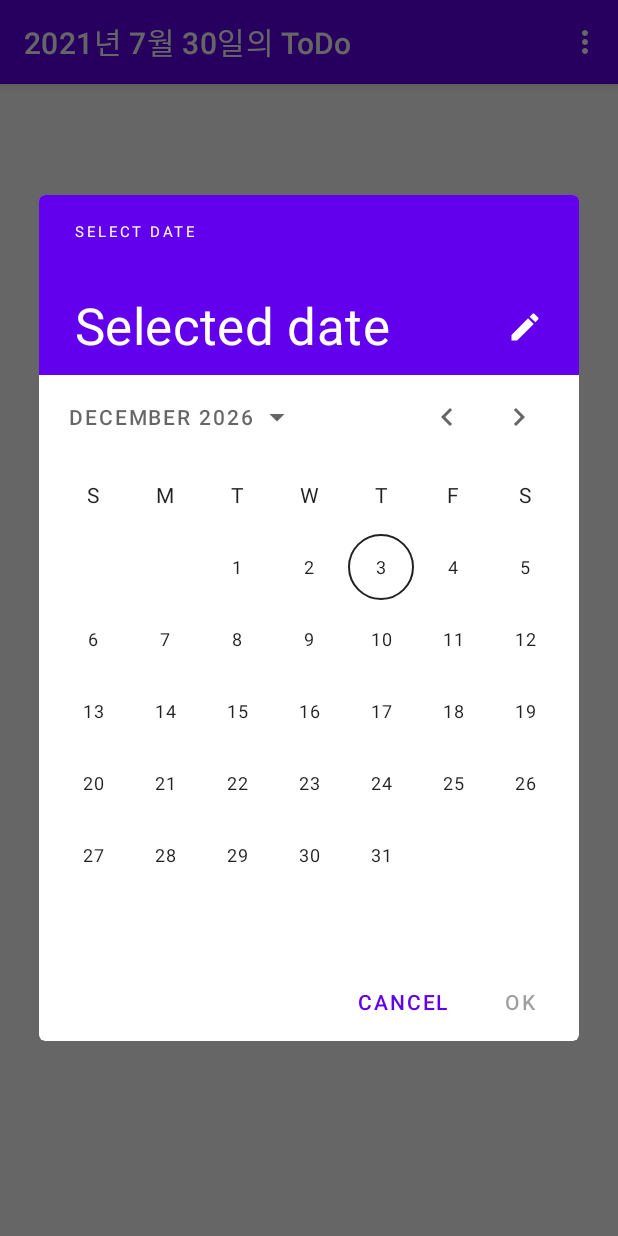
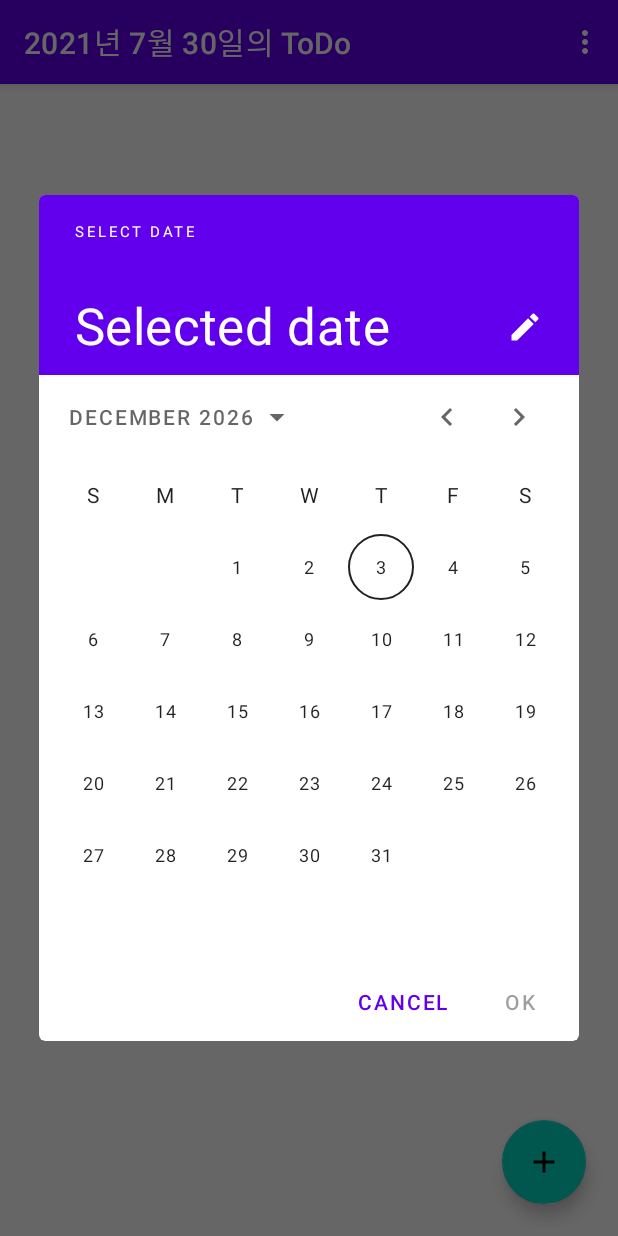
Before and after one commit to eanby00/TODOLIST_TensorFlow, an Android app: the screen it shows after launch (MainActivity), in the options menu, after a tap on "날짜 선택", on a phone screen of 412 x 824 dp. Run offline under Robolectric (Android 15) with nearby library versions, the phone set to English and light mode, and no system bars; our stand-ins replace Room's generated code.

Commit message:
0730 checkpoint

```diff
--- a/app/src/main/java/com/todo/todolist/MainActivity.java
+++ b/app/src/main/java/com/todo/todolist/MainActivity.java
@@ -116,6 +116,6 @@ public class MainActivity extends AppCompatActivity {
         Bundle bundle = new Bundle(1);
         bundle.putString("key", key);
         todoDate.setArguments(bundle);
-        transaction.replace(R.id.frame, todoDate).commit();
+        transaction.replace(R.id.frame, todoDate, "main_data").commit();
     }
 }
--- a/app/src/main/java/com/todo/todolist/frame/ToDoDate.java
+++ b/app/src/main/java/com/todo/todolist/frame/ToDoDate.java
@@ -1,22 +1,29 @@
 package com.todo.todolist.frame;
 
+import android.content.DialogInterface;
 import android.content.Intent;
 import android.os.Bundle;
 import android.view.LayoutInflater;
 import android.view.View;
 import android.view.ViewGroup;
+import android.widget.EditText;
 
 import androidx.annotation.NonNull;
 import androidx.annotation.Nullable;
 import androidx.coordinatorlayout.widget.CoordinatorLayout;
 import androidx.fragment.app.Fragment;
+import androidx.fragment.app.FragmentTransaction;
 import androidx.recyclerview.widget.LinearLayoutManager;
 import androidx.recyclerview.widget.RecyclerView;
 
+import com.google.android.material.dialog.MaterialAlertDialogBuilder;
+import com.google.android.material.floatingactionbutton.FloatingActionButton;
+import com.google.android.material.snackbar.Snackbar;
 import com.todo.todolist.R;
 import com.todo.todolist.recyclerview.Adapter;
 import com.todo.todolist.roomdb.todolist.RoomToDoList;
 import com.todo.todolist.roomdb.todolist.RoomToDoListHelper;
+import com.todo.todolist.roomdb.todoscore.RoomToDoScore;
 import com.todo.todolist.roomdb.todoscore.RoomToDoScoreHelper;
 
 import java.util.List;
@@ -30,6 +37,7 @@ public class ToDoDate extends Fragment {
     RoomToDoScoreHelper scoreHelper = null;
     List<RoomToDoList> todo_items;
     Adapter adapter;
+    FloatingActionButton addNewItem;
 
     @Nullable
     @Override
@@ -37,6 +45,7 @@ public class ToDoDate extends Fragment {
         ViewGroup frameView = (ViewGroup) inflater.inflate(R.layout.todo_date, container, false);
 
         snack_date = frameView.findViewById(R.id.snack_date);
+        addNewItem = frameView.findViewById(R.id.addNewItem);
 
         // Bundle로 받은 정보를 가지고 초기 화면 설정
         Bundle bundle = getArguments();
@@ -55,7 +64,63 @@ public class ToDoDate extends Fragment {
 
         recyclerView.setLayoutManager(new LinearLayoutManager(container.getContext()));
         recyclerView.setAdapter(adapter);
+
+        addNewItem.setOnClickListener(new View.OnClickListener() {
+            @Override
+            public void onClick(View v) {
+                dialogView = (View) View.inflate(container.getContext(), R.layout.tododialog, null);
+                MaterialAlertDialogBuilder materialAlertDialogBuilder = new MaterialAlertDialogBuilder(container.getContext());
+                materialAlertDialogBuilder.setTitle("ToDo 추가");
+                materialAlertDialogBuilder.setView(dialogView);
+
+                materialAlertDialogBuilder.setNegativeButton("취소", new DialogInterface.OnClickListener() {
+                    @Override
+                    public void onClick(DialogInterface dialog, int which) {
+                        Snackbar.make(snack_date, "취소되었습니다.", Snackbar.LENGTH_SHORT).show();
+                    }
+                });
+
+                // 확인 버튼을 눌렀을 대 기존의 데이터와 추가한 데이터를 함께 저장
+                materialAlertDialogBuilder.setPositiveButton("추가", new DialogInterface.OnClickListener() {
+                    @Override
+                    public void onClick(DialogInterface dialog, int which) {
+                        EditText dlgTitle = (EditText) dialogView.findViewById(R.id.todoName);
+                        EditText dlgDif = (EditText) dialogView.findViewById(R.id.todoDif);
+                        EditText dlgMemo = (EditText) dialogView.findViewById(R.id.todoMemo);
+
+                        if (dlgTitle.getText().toString().equals("") || dlgDif.getText().toString().equals("")) {
+                            Snackbar.make(snack_date, "필수 항목을 모두 입력하시오.", Snackbar.LENGTH_SHORT).show();
+                        } else {
+                            Snackbar.make(snack_date, "완료되었습니다.", Snackbar.LENGTH_SHORT).show();
+
+                            // ToDo List에 새로운 데이터 추가
+                            RoomToDoList roomToDoList = new RoomToDoList(key, dlgTitle.getText().toString(), Integer.parseInt(dlgDif.getText().toString()), dlgMemo.getText().toString());
+                            listHelper.roomToDoListDao().insert(roomToDoList);
+
+                            // 난이도 변경
+                            RoomToDoScore roomToDoScore = scoreHelper.roomToDoScoreDao().getDate(key);
+                            roomToDoScore.addDifficulty(Integer.parseInt(dlgDif.getText().toString()));
+                            scoreHelper.roomToDoScoreDao().insert(roomToDoScore);
+
+                            refresh();
+                        }
+
+                    }
+                });
+                materialAlertDialogBuilder.show();
+            }
+        });
+
         return frameView;
     }
 
+    public void refresh() {
+        Fragment fragment = null;
+        fragment = getFragmentManager().findFragmentByTag("main_data");
+        final FragmentTransaction ft = getFragmentManager().beginTransaction();
+        ft.detach(fragment);
+        ft.attach(fragment);
+        ft.commit();
+    }
+
 }
--- /dev/null
+++ b/app/src/main/res/drawable/ic_baseline_add_24.xml
@@ -0,0 +1,10 @@
+<vector xmlns:android="http://schemas.android.com/apk/res/android"
+    android:width="24dp"
+    android:height="24dp"
+    android:viewportWidth="24"
+    android:viewportHeight="24"
+    android:tint="?attr/colorControlNormal">
+  <path
+      android:fillColor="@android:color/white"
+      android:pathData="M19,13h-6v6h-2v-6H5v-2h6V5h2v6h6v2z"/>
+</vector>
--- a/app/src/main/res/layout/activity_main.xml
+++ b/app/src/main/res/layout/activity_main.xml
@@ -9,6 +9,7 @@
 
     <FrameLayout
         android:id="@+id/frame"
+        android:tag="main_data"
         android:layout_width="match_parent"
         android:layout_height="match_parent"
         app:layout_constraintBottom_toBottomOf="parent"
--- a/app/src/main/res/layout/todo_date.xml
+++ b/app/src/main/res/layout/todo_date.xml
@@ -18,4 +18,12 @@
         android:id="@+id/snack_date"
         android:layout_width="match_parent"
         android:layout_height="wrap_content"/>
+
+    <com.google.android.material.floatingactionbutton.FloatingActionButton
+        android:id="@+id/addNewItem"
+        android:layout_height="wrap_content"
+        android:layout_width="wrap_content"
+        android:layout_gravity="right"
+        android:layout_margin="16dp"
+        android:src="@drawable/ic_baseline_add_24"/>
 </LinearLayout>
```
Also changed, not shown: app/src/main/res/drawable/add.png (deleted), app/src/main/res/drawable/done.png (deleted), app/src/main/res/drawable/next_icon.png (deleted), app/src/main/res/drawable/previous_icon.png (deleted), app/src/main/res/drawable/remove.png (deleted), 3 other files.
